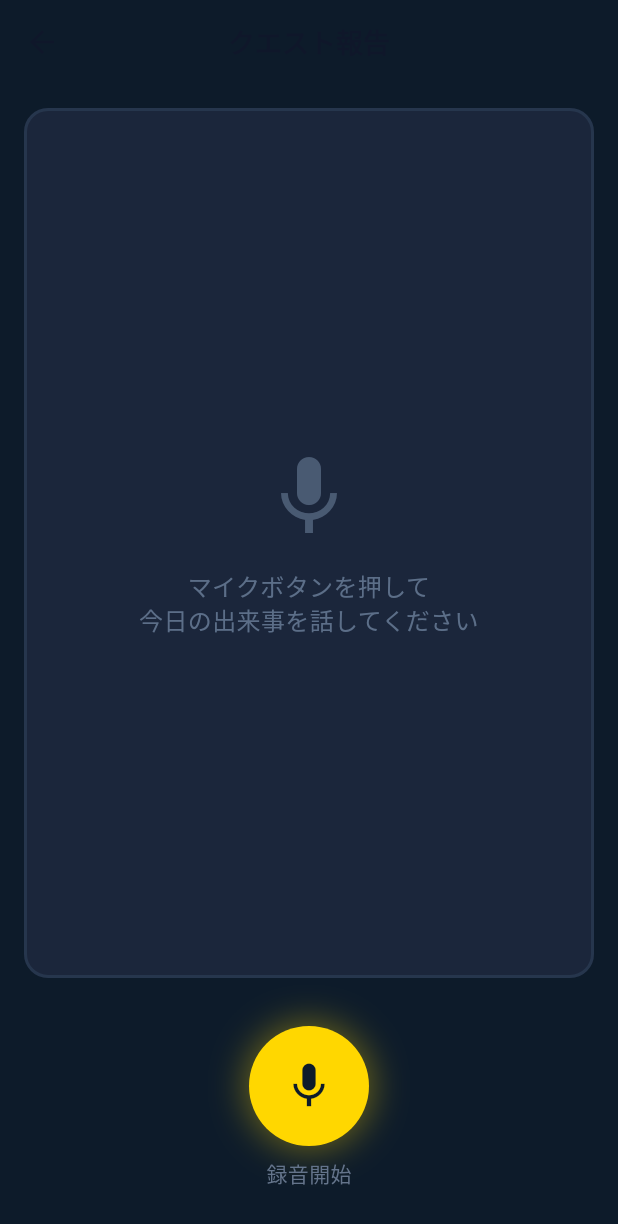
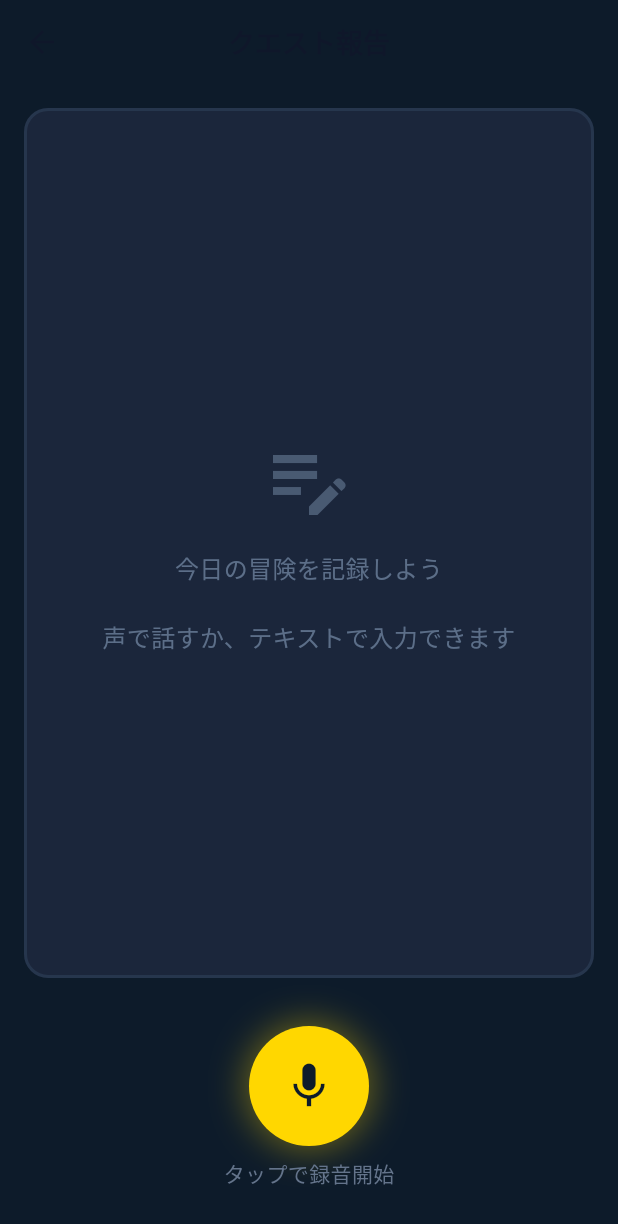
Before and after one commit to kokiada/diary-quest, a Flutter app: the QuestReportScreen screen opened directly, on a phone screen of 412 x 824 dp. Shown: the top 1224 px of the screen. Run offline on Flutter 3.47's test engine with Material 3 defaults, Android fonts, the phone set to English and light mode, and no system bars; our stand-ins replace cloud_firestore, firebase_auth, firebase_core, fl_chart, flutter_riverpod, google_fonts and 1 more; missing offline and left inert: encrypt; accounts and stored records are empty; network calls fail; statements that could not run were skipped.

Commit message:
feat(quest): クエスト入力画面にテキスト入力を追加
- TextFieldによる直接テキスト入力を実装
- 音声入力とテキスト入力の併用を可能に
- 入力内容の編集機能を追加
- 分析ボタンの有効/無効制御を実装
- UIメッセージを更新（音声/テキスト両対応）

Refs #QUEST-1

Co-Authored-By: Claude Sonnet 4.5 <noreply@anthropic.com>

```diff
--- a/lib/features/quest/quest_report_screen.dart
+++ b/lib/features/quest/quest_report_screen.dart
@@ -17,6 +17,7 @@ class QuestReportScreen extends ConsumerStatefulWidget {
 class _QuestReportScreenState extends ConsumerState<QuestReportScreen>
     with SingleTickerProviderStateMixin {
   final SpeechService _speechService = SpeechService();
+  final TextEditingController _textController = TextEditingController();
   late AnimationController _pulseController;
   late Animation<double> _pulseAnimation;
   bool _isInitialized = false;
@@ -43,6 +44,7 @@ class _QuestReportScreenState extends ConsumerState<QuestReportScreen>
   void dispose() {
     _pulseController.dispose();
     _speechService.dispose();
+    _textController.dispose();
     super.dispose();
   }
 
@@ -55,7 +57,7 @@ class _QuestReportScreenState extends ConsumerState<QuestReportScreen>
       appBar: AppBar(
         title: const Text('クエスト報告'),
         actions: [
-          if (analysisState.transcript.isNotEmpty && !analysisState.isAnalyzing)
+          if (_textController.text.trim().isNotEmpty && !analysisState.isAnalyzing)
             TextButton(onPressed: _submitReport, child: const Text('分析')),
         ],
       ),
@@ -85,6 +87,14 @@ class _QuestReportScreenState extends ConsumerState<QuestReportScreen>
   }
 
   Widget _buildTranscriptArea(QuestAnalysisState state) {
+    // 音声認識の結果をテキストフィールドに反映
+    if (state.transcript.isNotEmpty && _textController.text != state.transcript) {
+      _textController.text = state.transcript;
+      _textController.selection = TextSelection.fromPosition(
+        TextPosition(offset: _textController.text.length),
+      );
+    }
+
     return Container(
       margin: const EdgeInsets.all(16),
       padding: const EdgeInsets.all(16),
@@ -94,25 +104,25 @@ class _QuestReportScreenState extends ConsumerState<QuestReportScreen>
         border: Border.all(
           color: state.isRecording
               ? AppColors.secondary.withValues(alpha: 0.5)
-              : AppColors.surfaceLight.withValues(alpha: 0.3),
+              : (_textController.text.isNotEmpty
+                  ? AppColors.primary
+                  : AppColors.surfaceLight.withValues(alpha: 0.3)),
           width: 2,
         ),
       ),
-      child: state.transcript.isEmpty
+      child: _textController.text.isEmpty
           ? Center(
               child: Column(
                 mainAxisAlignment: MainAxisAlignment.center,
                 children: [
                   Icon(
-                    Icons.mic,
+                    Icons.edit_note,
                     size: 64,
                     color: AppColors.textSecondary.withValues(alpha: 0.5),
                   ),
                   const SizedBox(height: 16),
                   Text(
-                    _isInitialized
-                        ? 'マイクボタンを押して\n今日の出来事を話してください'
-                        : '音声認識を初期化中...',
+                    '今日の冒険を記録しよう\n\n声で話すか、テキストで入力できます',
                     textAlign: TextAlign.center,
                     style: TextStyle(
                       color: AppColors.textSecondary.withValues(alpha: 0.7),
@@ -122,11 +132,24 @@ class _QuestReportScreenState extends ConsumerState<QuestReportScreen>
                 ],
               ),
             )
-          : SingleChildScrollView(
-              child: Text(
-                state.transcript,
-                style: Theme.of(context).textTheme.bodyLarge,
+          : TextField(
+              controller: _textController,
+              maxLines: null,
+              maxLength: 500,
+              decoration: const InputDecoration(
+                border: InputBorder.none,
+                counterText: '',
+                hintText: '今日何をした？何を感じた？\n\n例：新しいプログラミング言語を学び始めた。最初は難しかったけど、基礎的な文法が理解できて嬉しい。',
+                hintStyle: TextStyle(color: AppColors.textSecondary),
               ),
+              style: Theme.of(context).textTheme.bodyLarge,
+              onChanged: (value) {
+                // テキストが変更されたらstateも更新
+                if (value != state.transcript) {
+                  ref.read(questAnalysisProvider.notifier).updateTranscript(value);
+                }
+                setState(() {}); // ボーダーの色更新
+              },
             ),
     );
   }
@@ -207,7 +230,7 @@ class _QuestReportScreenState extends ConsumerState<QuestReportScreen>
         const SizedBox(height: 8),
 
         Text(
-          state.isRecording ? '停止' : '録音開始',
+          state.isRecording ? 'タップで停止' : 'タップで録音開始',
           style: Theme.of(context).textTheme.bodyMedium,
         ),
       ],
@@ -334,7 +357,7 @@ class _QuestReportScreenState extends ConsumerState<QuestReportScreen>
     );
   }
 
-  Widget _buildExpBreakdown(result) {
+  Widget _buildExpBreakdown(dynamic result) {
     final earnedExp = result.earnedExp as Map<GrowthParameter, int>;
     if (earnedExp.isEmpty) return const SizedBox.shrink();
 
@@ -398,7 +421,6 @@ class _QuestReportScreenState extends ConsumerState<QuestReportScreen>
   }
 
   void _toggleRecording() {
-    final notifier = ref.read(questAnalysisProvider.notifier);
     final state = ref.read(questAnalysisProvider);
 
     if (state.isRecording) {
```
